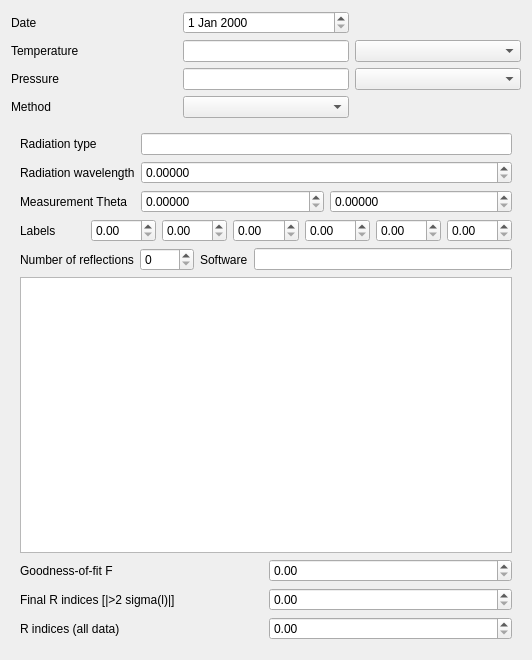
Old version of the form iraspa/iraspagui/infocreationform.ui in the repository iRASPA/iRASPA-QT.
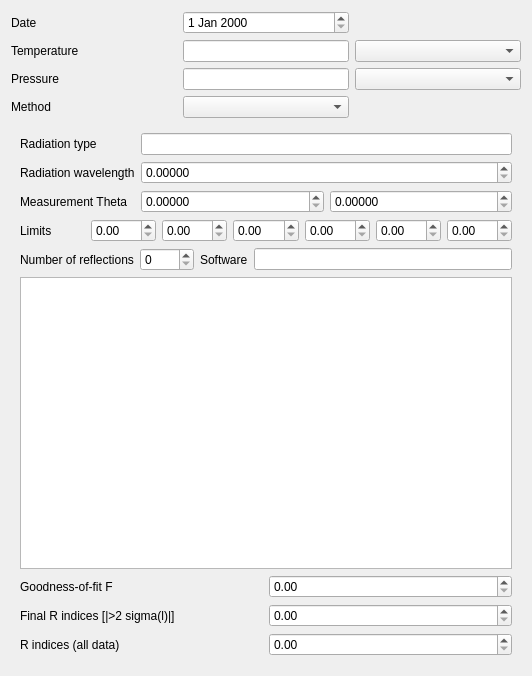
New version of the form. The open tabs and pages were chosen to show the change.

```diff
--- a/iraspa/iraspagui/infocreationform.ui
+++ b/iraspa/iraspagui/infocreationform.ui
@@ -7,7 +7,7 @@
     <x>0</x>
     <y>0</y>
     <width>532</width>
-    <height>660</height>
+    <height>676</height>
    </rect>
   </property>
   <property name="windowTitle">
@@ -286,7 +286,7 @@
          <item>
           <widget class="QLabel" name="label_18">
            <property name="text">
-            <string>Labels</string>
+            <string>Limits</string>
            </property>
           </widget>
          </item>
```
Left out of the diff: 6 changed lines with no effect on the pictures.
